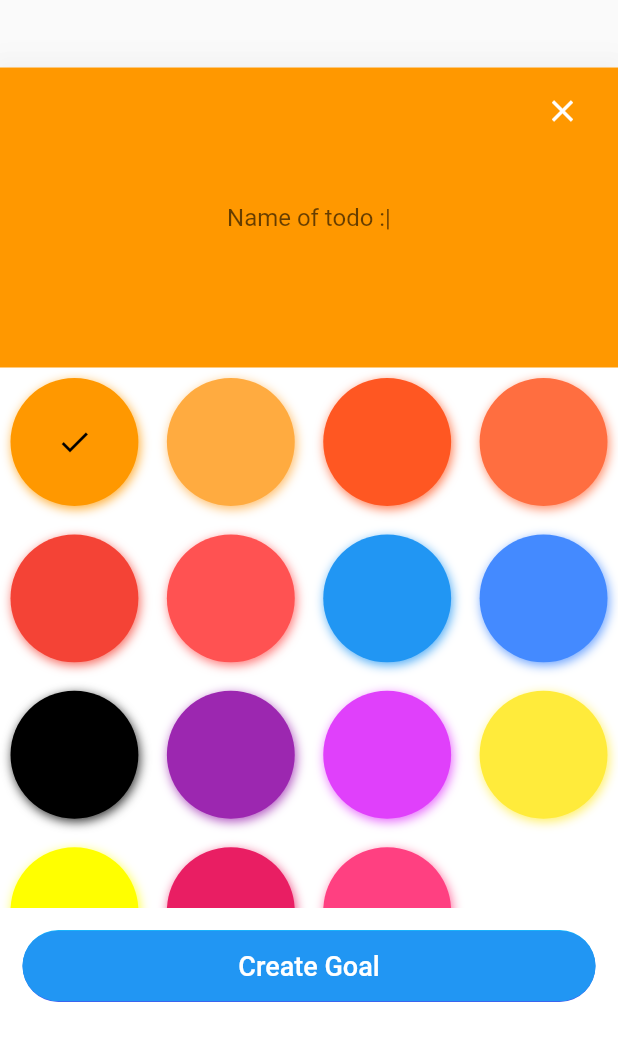
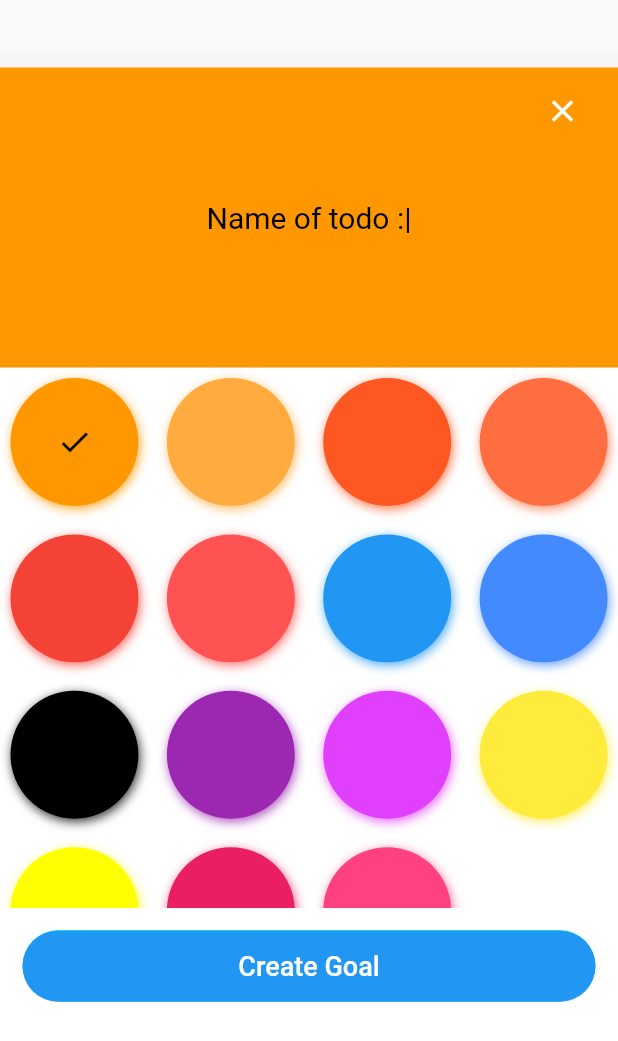
Before and after one commit to Syncxv/flutter-thingy, a Flutter app: the _PopupDialog widget shown alone on an empty page, opened directly, after a tap on "Create Goal", on a phone screen of 412 x 824 dp. Shown: the top 1041 px of the screen. Run offline on Flutter 3.47's test engine with Material 2 defaults, Android fonts, the light colour scheme and no system bars; drawn by our look-alikes of flutter_colorpicker; our stand-ins replace shared_preferences; accounts and stored records are empty.

Commit message:
I HAVE MADE A BREAKTHOUGH  sheesh

```diff
--- /dev/null
+++ b/lib/models/models.dart
@@ -0,0 +1 @@
+export './todo_modal.dart';
--- /dev/null
+++ b/lib/models/todo_modal.dart
@@ -0,0 +1,83 @@
+import 'package:flutter/material.dart';
+import 'dart:convert';
+
+import 'package:flutter_colorpicker/flutter_colorpicker.dart';
+
+class TodoSection {
+  final Color color;
+  final String name;
+  List<Todos> todoItems;
+
+  TodoSection(
+      {required this.name, required this.color, required this.todoItems});
+
+  factory TodoSection.fromJson(Map<String, dynamic> jsonData) {
+    return TodoSection(
+      name: jsonData['name'],
+      color: colorFromHex(jsonData['color'])!,
+      todoItems: Todos.dynamicToListTodos(jsonData['todoItems']),
+    );
+  }
+
+  Map<String, dynamic> toMapCurrentInstance() {
+    return {
+      'name': name,
+      //https://stackoverflow.com/a/62554595 this man is a genius
+      'color': '#${color.value.toRadixString(16).substring(2, 8)}',
+      'todoItems': todoItems
+    };
+  }
+
+  static Map<String, dynamic> toMap(TodoSection todoSection) => {
+        'name': todoSection.name,
+        'color':
+            '#${todoSection.color.value.toRadixString(16).substring(2, 8)}',
+        'todoItems': todoSection.todoItems,
+      };
+  static String encode(List<TodoSection> todos) => json.encode(
+        todos
+            .map<Map<String, dynamic>>((todo) => TodoSection.toMap(todo))
+            .toList(),
+      );
+
+  static List<TodoSection> decode(String todoSections) =>
+      (json.decode(todoSections) as List<dynamic>)
+          .map<TodoSection>((item) => TodoSection.fromJson(item))
+          .toList();
+}
+
+class Todos {
+  final String title;
+  final String description;
+  final bool completed;
+
+  Todos(
+      {required this.title,
+      required this.description,
+      required this.completed});
+
+  factory Todos.fromJson(Map<String, dynamic> jsonData) {
+    return Todos(
+      title: jsonData['title'],
+      description: jsonData['description'],
+      completed: jsonData['completed'],
+    );
+  }
+
+  Map<String, dynamic> toMap() {
+    return {'title': title, 'description': description, 'completed': completed};
+  }
+
+  static List<Todos> decode(String todos) =>
+      (json.decode(todos) as List<dynamic>)
+          .map<Todos>((item) => Todos.fromJson(item))
+          .toList();
+
+  static List<Todos> dynamicToListTodos(List<dynamic> dynamicList) =>
+      (dynamicList.map(
+        (todo) => Todos(
+            title: todo.title,
+            description: todo.description,
+            completed: todo.completed),
+      )).toList();
+}
--- a/lib/widgets/bottom_tab_bar.dart
+++ b/lib/widgets/bottom_tab_bar.dart
@@ -1,7 +1,10 @@
 import 'package:appy/config/palette.dart';
+import 'package:appy/models/models.dart';
 import 'package:appy/widgets/widgets.dart';
 import 'package:flutter/material.dart';
 import 'package:flutter_colorpicker/flutter_colorpicker.dart';
+import 'package:shared_preferences/shared_preferences.dart';
+import 'dart:convert';
 
 class BttomTabBar extends StatelessWidget {
   const BttomTabBar({Key? key}) : super(key: key);
@@ -158,6 +161,7 @@ class _PopupDialogState extends State<_PopupDialog> {
 
   @override
   Widget build(BuildContext context) {
+    TextEditingController nameController = TextEditingController();
     return Dialog(
       backgroundColor: Colors.transparent,
       insetPadding: const EdgeInsets.fromLTRB(0, 45, 0, 0),
@@ -172,17 +176,30 @@ class _PopupDialogState extends State<_PopupDialog> {
                 child: Padding(
                   padding: const EdgeInsets.all(5.0),
                   child: Stack(
-                    children: const [
-                      Positioned(
+                    children: [
+                      const Positioned(
                         right: 0,
                         child: WhatCloseButton(),
                       ),
                       Align(
                         alignment: Alignment.center,
                         child: TextField(
+                          controller: nameController,
                           textAlign: TextAlign.center,
+                          style: TextStyle(
+                            color: useWhiteForeground(color)
+                                ? Colors.white
+                                : Colors.black,
+                            fontSize: 20.0,
+                          ),
                           decoration: InputDecoration(
                             border: InputBorder.none,
+                            hintStyle: TextStyle(
+                              color: useWhiteForeground(color)
+                                  ? Colors.white
+                                  : Colors.black,
+                              fontSize: 20.0,
+                            ),
                             hintText: 'Name of todo :|',
                           ),
                         ),
@@ -214,15 +231,36 @@ class _PopupDialogState extends State<_PopupDialog> {
                       begin: Alignment.topCenter,
                       end: Alignment.bottomCenter,
                       colors: [
-                        Color(0xFF16BCFE),
-                        Color(0xFF4455EE),
+                        Color(0xFF16E3FE),
+                        Color(0xFF44B0EE),
                       ],
                     )),
                 child: Button(
                   icon: false,
                   text: "Create Goal",
-                  onPressed: () {
-                    print("HEHHE");
+                  onPressed: () async {
+                    SharedPreferences prefs =
+                        await SharedPreferences.getInstance();
+
+                    final todoArrayString = prefs.getString('todos') ?? "[]";
+                    print(todoArrayString);
+                    final List<TodoSection> realTodoArry =
+                        TodoSection.decode(todoArrayString);
+                    final todo = TodoSection(
+                      color: color,
+                      name: nameController.text,
+                      todoItems: [],
+                    );
+                    realTodoArry.addAll([todo]);
+                    final String encodedData = TodoSection.encode(realTodoArry);
+                    print(encodedData);
+                    await prefs.setString('todos', encodedData);
+                    // todoArray.addAll(jsonEncoded);
+                    // await prefs.setInt('counter', todoArray);
+                    // var decoded = json.decode(encoded);
+                    // var _color = colorFromHex(decoded['color']);
+                    // decoded['color'] = _color;
+                    // print(decoded);
                   },
                 ),
               ),
```
